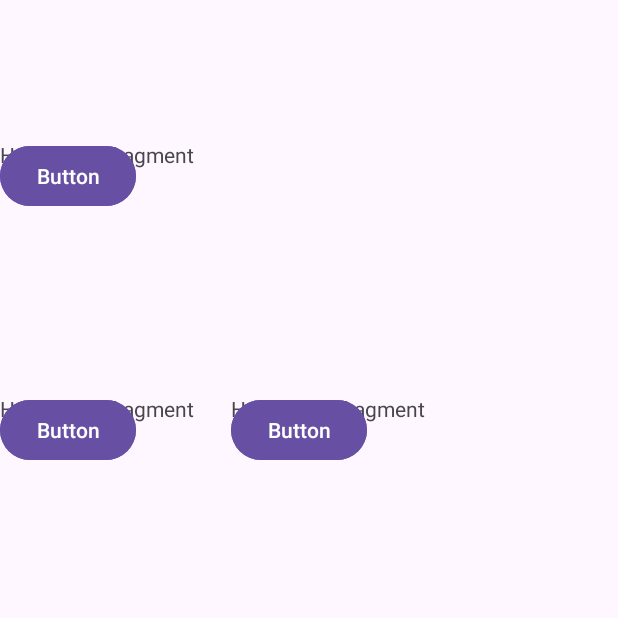
After one commit to glakshya2/ClassApplication, an Android app: the BlankFragment screen opened directly, with no data from a screen before it, on a phone screen of 412 x 824 dp, the top half of it. The commit adds this screen. Run offline under Robolectric (Android 15) with nearby library versions, the phone set to English and light mode, and no system bars.

Commit message:
fragments

```diff
--- /dev/null
+++ b/app/src/main/java/com/example/classapplication/fragments/BlankFragment.java
@@ -0,0 +1,66 @@
+package com.example.classapplication.fragments;
+
+import android.os.Bundle;
+
+import androidx.fragment.app.Fragment;
+
+import android.view.LayoutInflater;
+import android.view.View;
+import android.view.ViewGroup;
+
+import com.example.classapplication.R;
+
+/**
+ * A simple {@link Fragment} subclass.
+ * Use the {@link BlankFragment#newInstance} factory method to
+ * create an instance of this fragment.
+ */
+public class BlankFragment extends Fragment {
+
+    // TODO: Rename parameter arguments, choose names that match
+    // the fragment initialization parameters, e.g. ARG_ITEM_NUMBER
+    private static final String ARG_PARAM1 = "param1";
+    private static final String ARG_PARAM2 = "param2";
+
+    // TODO: Rename and change types of parameters
+    private String mParam1;
+    private String mParam2;
+
+    public BlankFragment() {
+        // Required empty public constructor
+    }
+
+    /**
+     * Use this factory method to create a new instance of
+     * this fragment using the provided parameters.
+     *
+     * @param param1 Parameter 1.
+     * @param param2 Parameter 2.
+     * @return A new instance of fragment BlankFragment.
+     */
+    // TODO: Rename and change types and number of parameters
+    public static BlankFragment newInstance(String param1, String param2) {
+        BlankFragment fragment = new BlankFragment();
+        Bundle args = new Bundle();
+        args.putString(ARG_PARAM1, param1);
+        args.putString(ARG_PARAM2, param2);
+        fragment.setArguments(args);
+        return fragment;
+    }
+
+    @Override
+    public void onCreate(Bundle savedInstanceState) {
+        super.onCreate(savedInstanceState);
+        if (getArguments() != null) {
+            mParam1 = getArguments().getString(ARG_PARAM1);
+            mParam2 = getArguments().getString(ARG_PARAM2);
+        }
+    }
+
+    @Override
+    public View onCreateView(LayoutInflater inflater, ViewGroup container,
+                             Bundle savedInstanceState) {
+        // Inflate the layout for this fragment
+        return inflater.inflate(R.layout.fragment_blank, container, false);
+    }
+}
--- /dev/null
+++ b/app/src/main/java/com/example/classapplication/fragments/Fragments.java
@@ -0,0 +1,27 @@
+package com.example.classapplication.fragments;
+
+import android.os.Bundle;
+
+import androidx.activity.EdgeToEdge;
+import androidx.appcompat.app.AppCompatActivity;
+import androidx.core.graphics.Insets;
+import androidx.core.view.ViewCompat;
+import androidx.core.view.WindowInsetsCompat;
+
+import com.example.classapplication.R;
+
+public class Fragments extends AppCompatActivity {
+
+    @Override
+    protected void onCreate(Bundle savedInstanceState) {
+        super.onCreate(savedInstanceState);
+        EdgeToEdge.enable(this);
+        setContentView(R.layout.activity_fragments);
+        ViewCompat.setOnApplyWindowInsetsListener(findViewById(R.id.main), (v, insets) -> {
+            Insets systemBars = insets.getInsets(WindowInsetsCompat.Type.systemBars());
+            v.setPadding(systemBars.left, systemBars.top, systemBars.right, systemBars.bottom);
+            return insets;
+        });
+
+    }
+}
--- /dev/null
+++ b/app/src/main/res/layout/activity_fragments.xml
@@ -0,0 +1,56 @@
+<?xml version="1.0" encoding="utf-8"?>
+<androidx.constraintlayout.widget.ConstraintLayout xmlns:android="http://schemas.android.com/apk/res/android"
+    xmlns:app="http://schemas.android.com/apk/res-auto"
+    xmlns:tools="http://schemas.android.com/tools"
+    android:id="@+id/main"
+    android:layout_width="match_parent"
+    android:layout_height="match_parent"
+    tools:context=".fragments.Fragments">
+
+    <LinearLayout
+        android:layout_width="406dp"
+        android:layout_height="166dp"
+        android:layout_marginBottom="3dp"
+        android:orientation="horizontal"
+        app:layout_constraintBottom_toTopOf="@+id/linearLayout2"
+        app:layout_constraintStart_toStartOf="parent">
+
+        <androidx.fragment.app.FragmentContainerView
+            android:id="@+id/fragmentContainerView"
+            android:name="com.example.classapplication.fragments.BlankFragment"
+            android:layout_width="wrap_content"
+            android:layout_height="wrap_content"
+            android:layout_weight="1" />
+    </LinearLayout>
+
+    <LinearLayout
+        android:id="@+id/linearLayout"
+        android:layout_width="152dp"
+        android:layout_height="561dp"
+        android:orientation="vertical"
+        app:layout_constraintBottom_toBottomOf="parent"
+        app:layout_constraintStart_toStartOf="parent">
+
+        <androidx.fragment.app.FragmentContainerView
+            android:id="@+id/fragmentContainerView2"
+            android:name="com.example.classapplication.fragments.BlankFragment"
+            android:layout_width="match_parent"
+            android:layout_height="wrap_content" />
+    </LinearLayout>
+
+    <LinearLayout
+        android:id="@+id/linearLayout2"
+        android:layout_width="257dp"
+        android:layout_height="561dp"
+        android:layout_marginStart="2dp"
+        android:orientation="vertical"
+        app:layout_constraintBottom_toBottomOf="parent"
+        app:layout_constraintStart_toEndOf="@+id/linearLayout">
+
+        <androidx.fragment.app.FragmentContainerView
+            android:id="@+id/fragmentContainerView3"
+            android:name="com.example.classapplication.fragments.BlankFragment"
+            android:layout_width="match_parent"
+            android:layout_height="wrap_content" />
+    </LinearLayout>
+</androidx.constraintlayout.widget.ConstraintLayout>
--- /dev/null
+++ b/app/src/main/res/layout/fragment_blank.xml
@@ -0,0 +1,26 @@
+<?xml version="1.0" encoding="utf-8"?>
+<FrameLayout xmlns:android="http://schemas.android.com/apk/res/android"
+    xmlns:tools="http://schemas.android.com/tools"
+    android:layout_width="match_parent"
+    android:layout_height="match_parent"
+    tools:context=".fragments.BlankFragment">
+
+    <!-- TODO: Update blank fragment layout -->
+    <TextView
+        android:layout_width="match_parent"
+        android:layout_height="match_parent"
+        android:text="@string/hello_blank_fragment" />
+
+    <Button
+        android:id="@+id/button2"
+        android:layout_width="wrap_content"
+        android:layout_height="wrap_content"
+        android:text="Button" />
+
+    <Button
+        android:id="@+id/button6"
+        android:layout_width="wrap_content"
+        android:layout_height="wrap_content"
+        android:text="Button" />
+
+</FrameLayout>
--- a/app/src/main/res/values/strings.xml
+++ b/app/src/main/res/values/strings.xml
@@ -42,4 +42,6 @@
         libero vel nunc consequat, quis tincidunt nisl eleifend. Cras bibendum enim a justo luctus
         vestibulum. Fusce dictum libero quis erat maximus, vitae volutpat diam dignissim.
     </string>
+    <!-- TODO: Remove or change this placeholder text -->
+    <string name="hello_blank_fragment">Hello blank fragment</string>
 </resources>
```
Also changed, not shown: app/src/main/AndroidManifest.xml (+24 -0 lines), app/src/main/java/com/example/classapplication/fragmentCommunication/ChildFragment.java (added, +101 -0 lines), app/src/main/java/com/example/classapplication/fragmentCommunication/FragmentCommunication.java (added, +51 -0 lines), app/src/main/java/com/example/classapplication/sharedPreferences/SharedPreferencesHome.java (added, +26 -0 lines), app/src/main/java/com/example/classapplication/sharedPreferences/SharedPreferencesLogin.java (added, +57 -0 lines), app/src/main/res/layout/activity_fragment_communication.xml (added, +33 -0 lines), app/src/main/res/layout/activity_shared_preferences.xml (added, +35 -0 lines), app/src/main/res/layout/activity_shred_preferences_home.xml (added, +10 -0 lines), app/src/main/res/layout/fragment_child.xml (added, +29 -0 lines).
